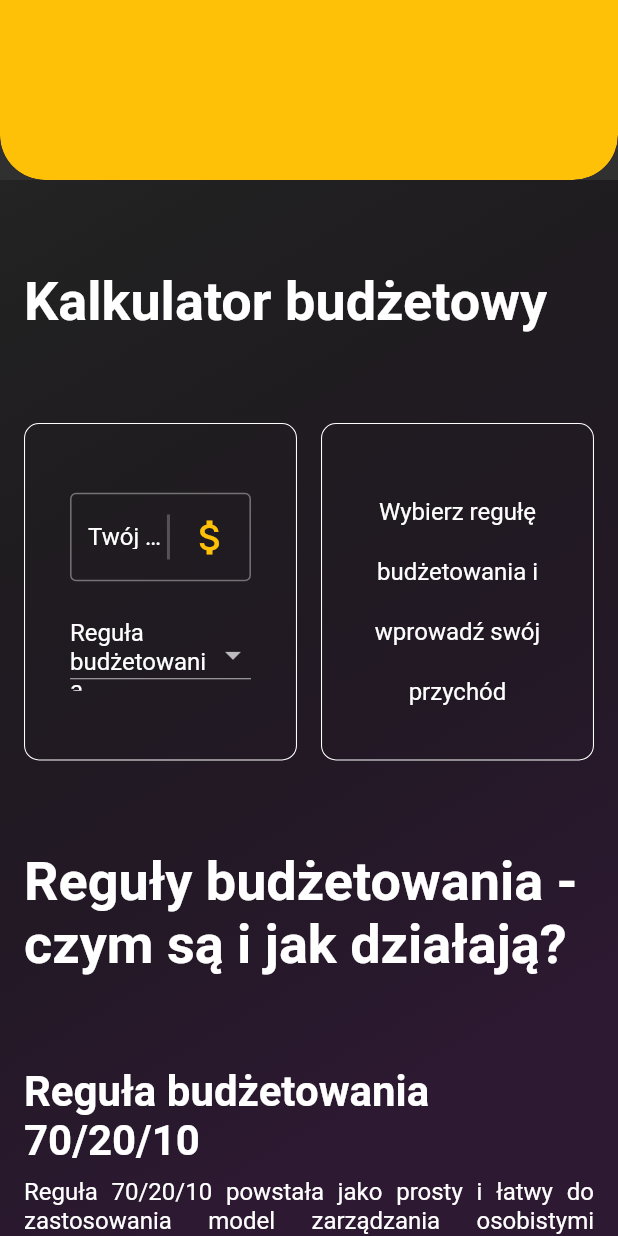
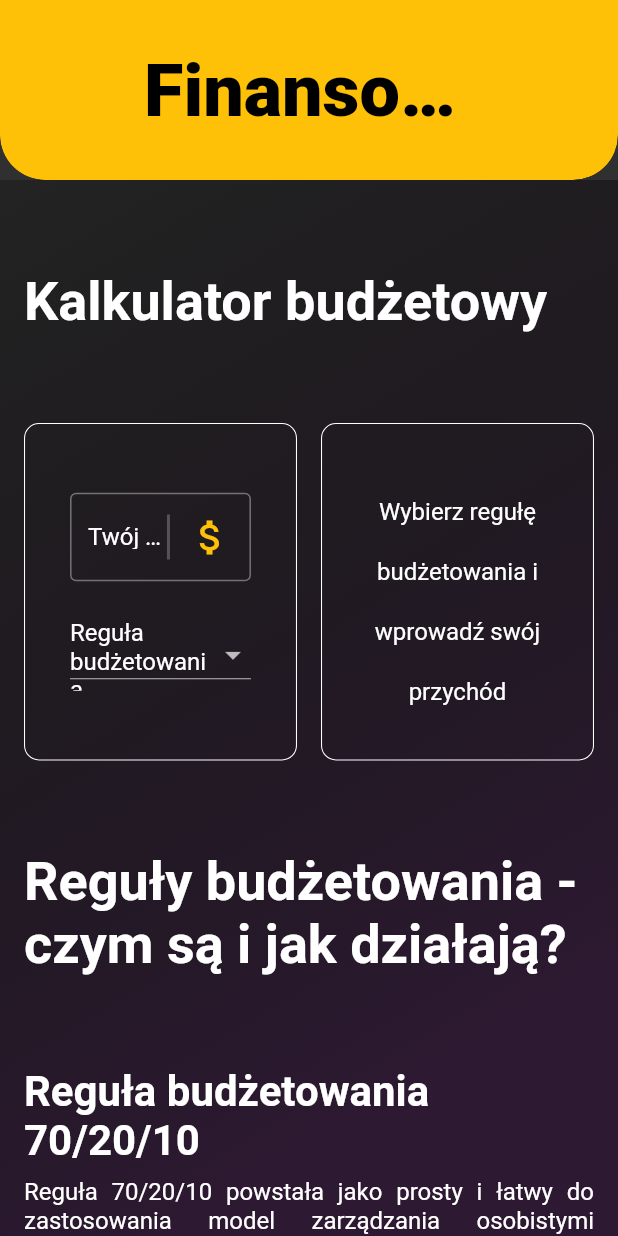
Before and after one commit to xysiek99/finance, a Flutter app: the WebLayout screen opened directly, on a phone screen of 412 x 824 dp. Run offline on Flutter 3.47's test engine with Material 2 defaults, Android fonts, the phone set to English and light mode, and no system bars; our stand-ins replace google_fonts; Roboto replaces fonts that are missing (Signika).

Commit message:
Smaller padding for webAppBar

```diff
--- a/lib/config/styles.dart
+++ b/lib/config/styles.dart
@@ -64,7 +64,7 @@ TextStyle appbarTextStyle = baseTextStyle.copyWith(
 const EdgeInsets horizontalPadding16 = EdgeInsets.only(left: 16.0, right: 16.0);
 const EdgeInsets symmetricalPadding36 =
     EdgeInsets.symmetric(horizontal: 36.0, vertical: 4.0);
-const EdgeInsets webAppBarPadding = EdgeInsets.only(left: 160, right: 160);
+const EdgeInsets webAppBarPadding = EdgeInsets.only(left: 80, right: 80);
 const EdgeInsets mobileAppBarPadding = EdgeInsets.only(left: 40, right: 40);
 
 // SizedBoxes
```
